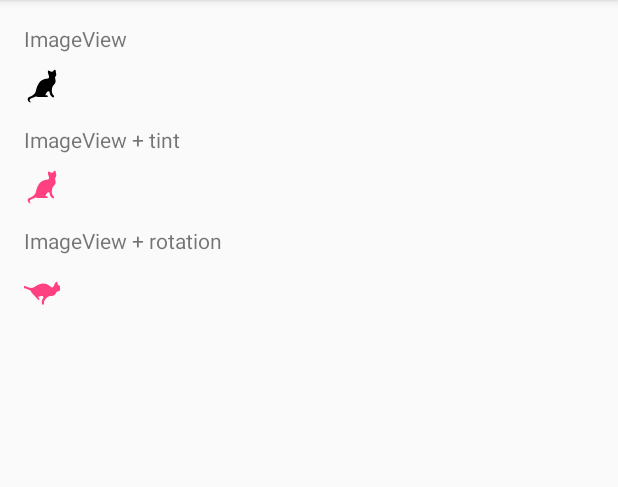
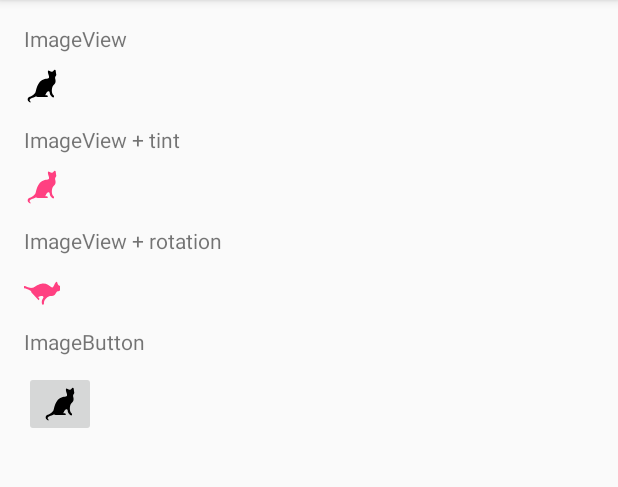
Before and after one commit to AyaEbata/VectorDrawable, an Android app: the screen it shows after launch (MainActivity), on a phone screen of 412 x 824 dp, the part 84-571 px from its top. Run offline under Robolectric (Android 15) with nearby library versions, the phone set to English and light mode, and no system bars.

Commit message:
add ImageButton

```diff
--- a/app/src/main/res/layout/activity_main.xml
+++ b/app/src/main/res/layout/activity_main.xml
@@ -64,4 +64,22 @@
         android:layout_marginTop="10dp"
         android:id="@+id/image_view_rotation" />
 
+    <TextView
+        android:text="@string/image_button"
+        android:layout_width="wrap_content"
+        android:layout_height="wrap_content"
+        android:layout_below="@+id/image_view_rotation"
+        android:layout_alignParentStart="true"
+        android:layout_marginTop="14dp"
+        android:id="@+id/image_button_text" />
+
+    <ImageButton
+        android:layout_width="wrap_content"
+        android:layout_height="wrap_content"
+        app:srcCompat="@drawable/ic_cat_black_24dp"
+        android:layout_below="@+id/image_button_text"
+        android:layout_alignParentStart="true"
+        android:layout_marginTop="10dp"
+        android:id="@+id/imageButton" />
+
 </RelativeLayout>
--- a/app/src/main/res/values/strings.xml
+++ b/app/src/main/res/values/strings.xml
@@ -4,4 +4,5 @@
     <string name="image_view">ImageView</string>
     <string name="image_view_tint">ImageView + tint</string>
     <string name="image_view_rotation">ImageView + rotation</string>
+    <string name="image_button">ImageButton</string>
 </resources>
```
